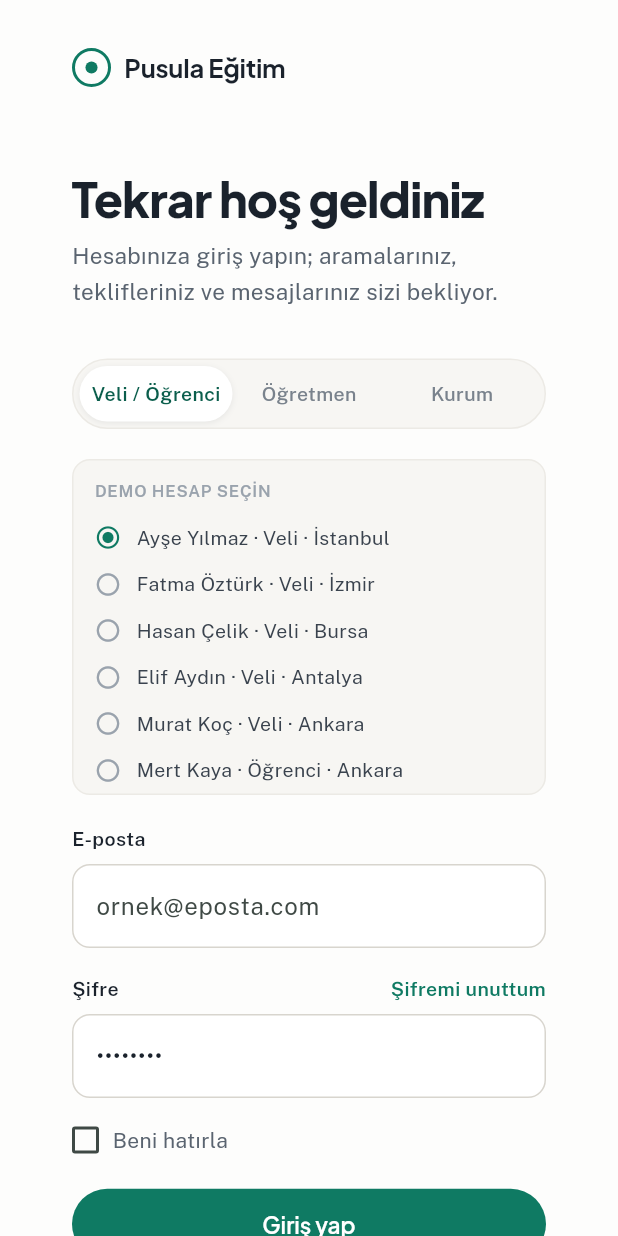
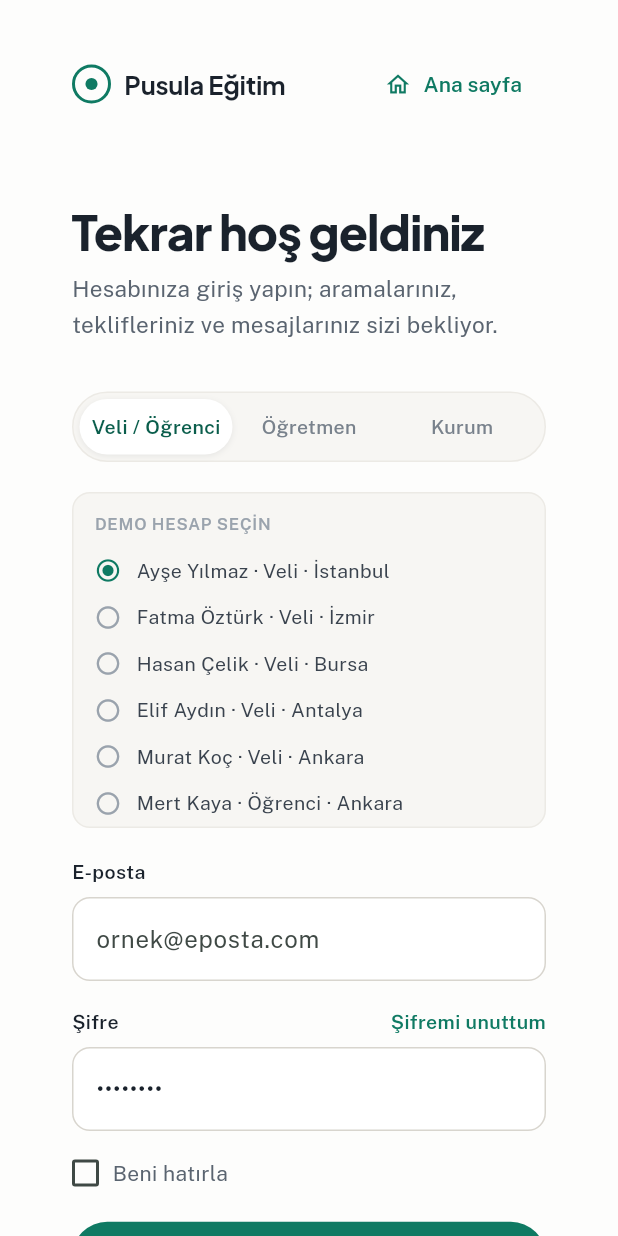
Before and after one commit to gokhan6167/egitimciler_platformu, a Flutter app: the screen it shows after launch, after a tap on "Giriş yap", on a phone screen of 412 x 824 dp. Run offline on Flutter 3.47's test engine with Material 3 defaults, Android fonts, the phone set to English and light mode, and no system bars; our stand-ins replace google_fonts; accounts and stored records are empty; network calls fail.

Commit message:
Add a home button to every page; verify guest search live
- New HomeButton app-bar action returns to the landing page from
  search results, listing detail, compare, chat and the signed-in
  shell; the sign-in screen gets an explicit "Ana sayfa" button.
- Landing navbar shows "Panele dön" instead of sign-in buttons when a
  session is active, so returning home is never a dead end.
- Guest search flow verified on the deployed site with headless
  Chrome: landing search, results, compare and listing detail all work
  without an account.

Co-Authored-By: Claude Fable 5 <noreply@anthropic.com>

```diff
--- a/lib/screens/browse_screen.dart
+++ b/lib/screens/browse_screen.dart
@@ -5,6 +5,7 @@ import '../models/models.dart';
 import '../state/app_state.dart';
 import '../theme/pusula_theme.dart';
 import '../widgets/common.dart';
+import '../widgets/home_button.dart';
 import 'compare_screen.dart';
 import 'login_screen.dart';
 import 'provider_detail_screen.dart';
@@ -30,6 +31,7 @@ class SearchResultsScreen extends StatelessWidget {
         ),
         centerTitle: false,
         actions: [
+          const HomeButton(),
           if (!signedIn)
             Padding(
               padding: const EdgeInsets.only(right: 12),
--- a/lib/screens/compare_screen.dart
+++ b/lib/screens/compare_screen.dart
@@ -3,6 +3,7 @@ import 'package:provider/provider.dart';
 
 import '../state/app_state.dart';
 import '../widgets/common.dart';
+import '../widgets/home_button.dart';
 
 /// Side-by-side comparison table of up to 3 selected listings.
 class CompareScreen extends StatelessWidget {
@@ -104,7 +105,10 @@ class CompareScreen extends StatelessWidget {
     final isPushed = ModalRoute.of(context)?.canPop ?? false;
     if (isPushed) {
       return Scaffold(
-        appBar: AppBar(title: const Text('Karşılaştır')),
+        appBar: AppBar(
+          title: const Text('Karşılaştır'),
+          actions: const [HomeButton(), SizedBox(width: 8)],
+        ),
         body: body,
       );
     }
--- a/lib/screens/home_shell.dart
+++ b/lib/screens/home_shell.dart
@@ -3,6 +3,7 @@ import 'package:provider/provider.dart';
 
 import '../models/models.dart';
 import '../state/app_state.dart';
+import '../widgets/home_button.dart';
 import 'browse_screen.dart';
 import 'compare_screen.dart';
 import 'jobs_screen.dart';
@@ -70,6 +71,7 @@ class _HomeShellState extends State<HomeShell> {
       appBar: AppBar(
         title: Text(items[_index].label),
         actions: [
+          const HomeButton(),
           Padding(
             padding: const EdgeInsets.symmetric(horizontal: 8),
             child: Center(
--- a/lib/screens/landing_screen.dart
+++ b/lib/screens/landing_screen.dart
@@ -7,6 +7,7 @@ import '../theme/pusula_theme.dart';
 import '../widgets/common.dart';
 import 'browse_screen.dart';
 import 'compare_screen.dart';
+import 'home_shell.dart';
 import 'login_screen.dart';
 import 'provider_detail_screen.dart';
 
@@ -185,6 +186,17 @@ class _LandingScreenState extends State<LandingScreen> {
                     ),
                   const SizedBox(width: 12),
                 ],
+                if (context.watch<AppState>().currentUser != null)
+                  FilledButton(
+                    style: FilledButton.styleFrom(
+                        padding: const EdgeInsets.symmetric(
+                            horizontal: 18, vertical: 10)),
+                    onPressed: () => Navigator.of(context).push(
+                      MaterialPageRoute(builder: (_) => const HomeShell()),
+                    ),
+                    child: const Text('Panele dön'),
+                  )
+                else ...[
                   TextButton(
                     onPressed: _goToSignIn,
                     child: const Text('Giriş yap',
@@ -198,6 +210,7 @@ class _LandingScreenState extends State<LandingScreen> {
                     onPressed: _goToSignIn,
                     child: const Text('Kayıt ol'),
                   ),
+                ],
               ],
             ),
           ),
--- a/lib/screens/login_screen.dart
+++ b/lib/screens/login_screen.dart
@@ -5,6 +5,7 @@ import '../models/models.dart';
 import '../state/app_state.dart';
 import '../theme/pusula_theme.dart';
 import 'home_shell.dart';
+import 'landing_screen.dart';
 
 /// Sign-in screen from the "Giris Yap" Claude Design file: split layout with
 /// the form on the left and a testimonial side panel on the right.
@@ -84,6 +85,13 @@ class _LoginScreenState extends State<LoginScreen> {
     );
   }
 
+  void _goHome() {
+    Navigator.of(context).pushAndRemoveUntil(
+      MaterialPageRoute(builder: (_) => const LandingScreen()),
+      (_) => false,
+    );
+  }
+
   void _comingSoon(String what) {
     ScaffoldMessenger.of(context).showSnackBar(
       SnackBar(content: Text('$what demo sürümünde henüz aktif değil.')),
@@ -113,18 +121,28 @@ class _LoginScreenState extends State<LoginScreen> {
       child: Column(
         crossAxisAlignment: CrossAxisAlignment.start,
         children: [
+          Row(
+            children: [
               InkWell(
-            onTap: () => Navigator.of(context).maybePop(),
+                onTap: _goHome,
                 child: Row(
                   mainAxisSize: MainAxisSize.min,
                   children: [
                     const PusulaLogo(),
                     const SizedBox(width: 9),
                     Text('Pusula Eğitim',
-                    style:
-                        pusulaHeading(fontSize: 17, letterSpacingFactor: -0.01)),
+                        style: pusulaHeading(
+                            fontSize: 17, letterSpacingFactor: -0.01)),
                   ],
                 ),
+              ),
+              const Spacer(),
+              TextButton.icon(
+                onPressed: _goHome,
+                icon: const Icon(Icons.home_outlined, size: 18),
+                label: const Text('Ana sayfa'),
+              ),
+            ],
           ),
           const SizedBox(height: 56),
           Center(
--- a/lib/screens/messages_screen.dart
+++ b/lib/screens/messages_screen.dart
@@ -2,6 +2,7 @@ import 'package:flutter/material.dart';
 import 'package:provider/provider.dart';
 
 import '../state/app_state.dart';
+import '../widgets/home_button.dart';
 import '../widgets/common.dart';
 
 /// Conversation list for the signed-in user.
@@ -94,7 +95,10 @@ class _ChatScreenState extends State<ChatScreen> {
     final other = app.userById(conv.otherUserId(me.id));
 
     return Scaffold(
-      appBar: AppBar(title: Text(other?.name ?? 'Sohbet')),
+      appBar: AppBar(
+        title: Text(other?.name ?? 'Sohbet'),
+        actions: const [HomeButton(), SizedBox(width: 8)],
+      ),
       body: Column(
         children: [
           Expanded(
--- a/lib/screens/provider_detail_screen.dart
+++ b/lib/screens/provider_detail_screen.dart
@@ -5,6 +5,7 @@ import '../models/models.dart';
 import '../state/app_state.dart';
 import '../theme/pusula_theme.dart';
 import '../widgets/common.dart';
+import '../widgets/home_button.dart';
 import 'login_screen.dart';
 import 'messages_screen.dart';
 
@@ -172,6 +173,7 @@ class ProviderDetailScreen extends StatelessWidget {
           ],
         ),
         centerTitle: false,
+        actions: const [HomeButton(), SizedBox(width: 8)],
       ),
       body: SingleChildScrollView(
         child: Center(
```
Also changed, not shown: lib/widgets/home_button.dart (added, +21 -0 lines), 1 other file. Lines whose indentation alone changed are shown as unchanged.
